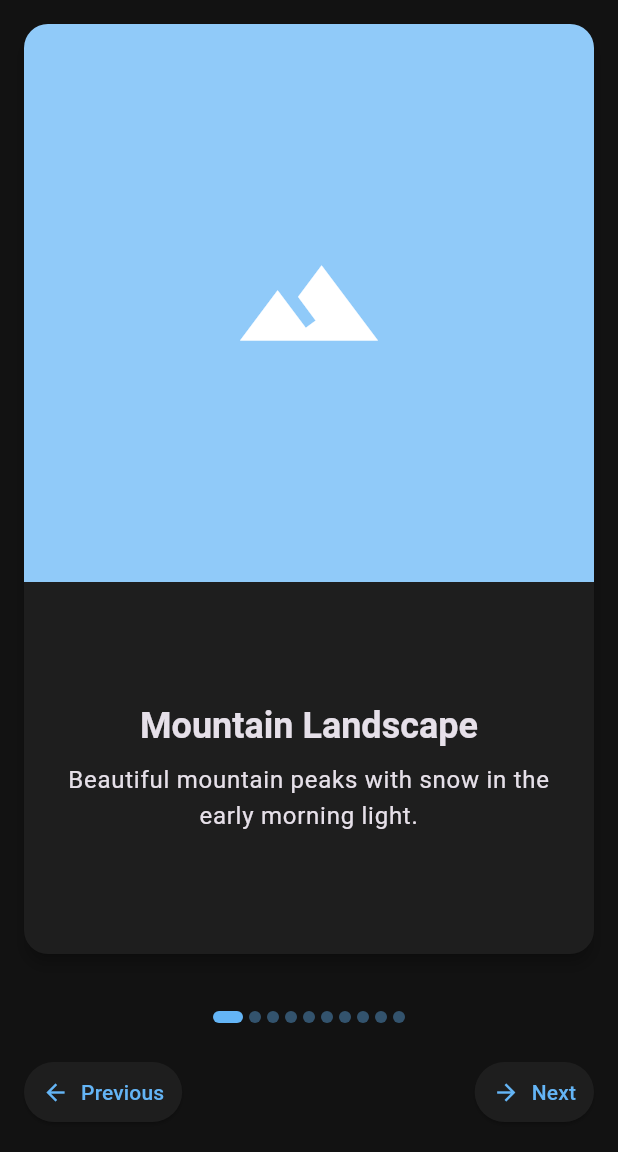
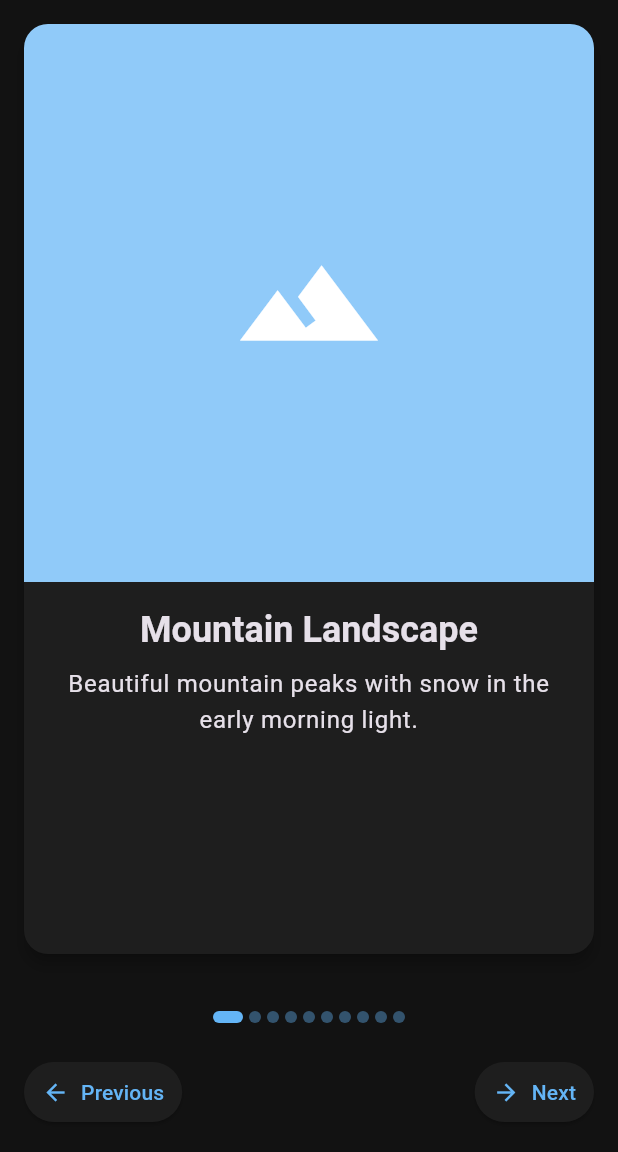
Before and after one commit to FIREFLY12321/class_homework1, a Flutter app: the screen it shows after launch, on a phone screen of 412 x 824 dp, the part 84-1236 px from its top. Run offline on Flutter 3.47's test engine with Material 3 defaults, Android fonts, the phone set to English and light mode, and no system bars.

Commit message:
fixed text overflow on Horizontal screen

```diff
--- a/lib/carousel_card.dart
+++ b/lib/carousel_card.dart
@@ -13,7 +13,67 @@ class CarouselCard extends StatelessWidget {
 
   @override
   Widget build(BuildContext context) {
-    return Card(
+
+    //加了這行檢查橫屏模式
+    final isLandscape = MediaQuery.of(context).orientation == Orientation.landscape;
+    return(isLandscape)
+      ?Card(
+        margin: const EdgeInsets.all(16.0),
+        elevation: 4,
+        shape: RoundedRectangleBorder(
+          borderRadius: BorderRadius.circular(16.0),
+        ),
+        child: Row(
+          children: [
+            // 圖示部分
+            Container(
+              width: 150,
+              decoration: BoxDecoration(
+                color: item.color,
+                borderRadius: const BorderRadius.only(
+                  topLeft: Radius.circular(16.0),
+                  bottomLeft: Radius.circular(16.0),
+                ),
+              ),
+              child: Icon(
+                item.icon,
+                size: 80,
+                color: Colors.white,
+              ),
+            ),
+            // 文字內容部分
+            Expanded(
+              child: Padding(
+                padding: const EdgeInsets.all(16.0),
+                child: Column(
+                  mainAxisAlignment: MainAxisAlignment.center,
+                  crossAxisAlignment: CrossAxisAlignment.start,
+                  children: [
+                    Text(
+                      item.imageName,
+                      style: Theme.of(context).textTheme.titleLarge?.copyWith(
+                        fontWeight: FontWeight.bold,
+                      ),
+                      overflow: TextOverflow.ellipsis,
+                      maxLines: 1,
+                    ),
+                    const SizedBox(height: 8.0),
+                    Expanded(
+                      child: SingleChildScrollView(
+                        child: Text(
+                          item.description,
+                          style: Theme.of(context).textTheme.bodyMedium,
+                        ),
+                      ),
+                    ),
+                  ],
+                ),
+              ),
+            ),
+          ],
+        ),
+      )
+      :Card(
         margin: const EdgeInsets.all(16.0),
         elevation: 4,
         shape: RoundedRectangleBorder(
@@ -53,12 +113,18 @@ class CarouselCard extends StatelessWidget {
                         fontWeight: FontWeight.bold,
                       ),
                       textAlign: TextAlign.center,
+                      overflow: TextOverflow.ellipsis,
+                      maxLines: 1,
                     ),
                     const SizedBox(height: 8.0),
-                  Text(
+                    Expanded(
+                      child: SingleChildScrollView(
+                        child: Text(
                           item.description,
                           style: Theme.of(context).textTheme.bodyLarge,
                           textAlign: TextAlign.center,
+                        ),
+                      ),
                     ),
                   ],
                 ),
```
Also changed, not shown: 1 other file. Lines whose indentation alone changed are shown as unchanged.
